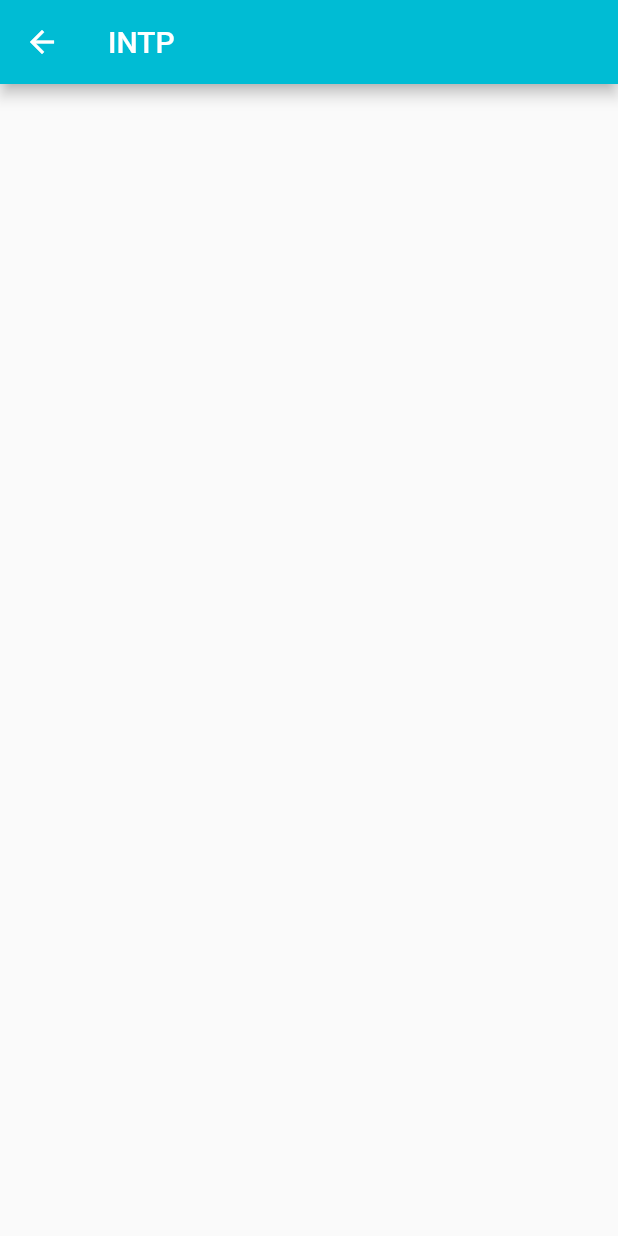
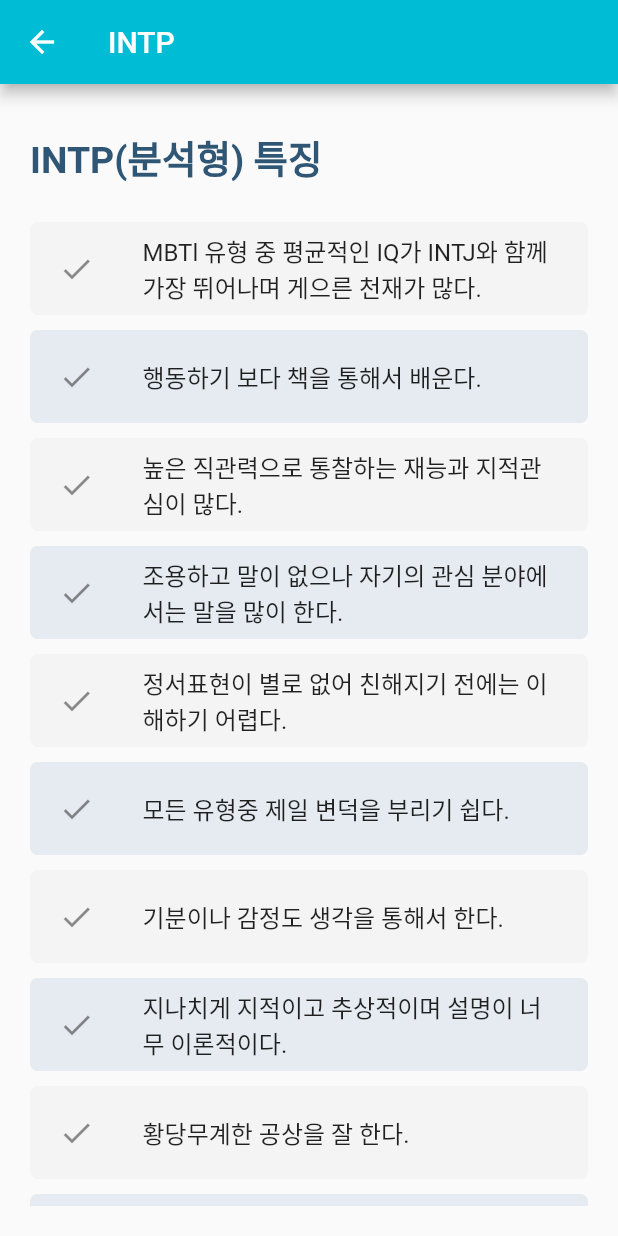
Before and after one commit to powerwlsl/mbti, a Flutter app: the MbtiListScreen screen opened directly, after a tap on "INTP", on a phone screen of 412 x 824 dp. Run offline on Flutter 3.47's test engine with Material 2 defaults, Android fonts, the phone set to English and light mode, and no system bars; our stand-ins replace fancy_bottom_navigation, shared_preferences; accounts and stored records are empty.

Commit message:
add detail info

```diff
--- a/lib/models/mbtis.dart
+++ b/lib/models/mbtis.dart
@@ -1,6 +1,7 @@
 class Mbtis {
   static const Map<String, Map> Types = {
     "INTJ": {
+      "type": "분석형",
       "character": "Architect",
       "color": 0xFF5F384C,
       "summary": "상상력이 풍부하며 철두철미한 계획을 세우는 전략가형.",
@@ -79,6 +80,7 @@ class Mbtis {
       ],
     },
     "INTP": {
+      "type": "분석형",
       "character": "Logician",
       "color": 0xFF5F384C,
       "summary": "끊임없이 새로운 지식에 목말라 하는 혁신가형.",
@@ -118,6 +120,7 @@ class Mbtis {
       ]
     },
     "ENTJ": {
+      "type": "분석형",
       "character": "Commander",
       "color": 0xFF5F384C,
       "summary":
@@ -148,6 +151,7 @@ class Mbtis {
       ]
     },
     "ENTP": {
+      "type": "분석형",
       "character": "Debater",
       "color": 0xFF5F384C,
       "summary": "지적인 도전을 두려워하지 않는 똑똑한 호기심형.",
@@ -192,6 +196,7 @@ class Mbtis {
       ]
     },
     "INFJ": {
+      "type": "외교형",
       "character": "Advocate",
       "color": 0xFF56AC89,
       "summary": "조용하고 신비로우며 샘솟는 영감으로 지칠 줄 모르는 이상주의자.",
@@ -226,6 +231,7 @@ class Mbtis {
       ]
     },
     "INFP": {
+      "type": "외교형",
       "character": "Mediator",
       "color": 0xFF56AC89,
       "summary": "상냥한 성격의 이타주의자로 건강하고 밝은 사회 건설에 앞장서는 낭만형.",
@@ -264,6 +270,7 @@ class Mbtis {
       ]
     },
     "ENFJ": {
+      "type": "외교형",
       "character": "Protagonist",
       "color": 0xFF56AC89,
       "summary": "넘치는 카리스마와 영향력으로 청중을 압도하는 리더형.",
@@ -291,6 +298,7 @@ class Mbtis {
       ]
     },
     "ENFP": {
+      "type": "외교형",
       "character": "Campaigner",
       "color": 0xFF56AC89,
       "summary":
@@ -322,6 +330,7 @@ class Mbtis {
       ]
     },
     "ISTJ": {
+      "type": "관리자형",
       "character": "Logistician",
       "color": 0xFF52A9AB,
       "summary": "사실에 근거하여 사고하며 이들의 행동이나 결정 사항에 한 치의 의심을 사지 않는 현실주의자형.",
@@ -353,6 +362,7 @@ class Mbtis {
       ]
     },
     "ISFJ": {
+      "type": "관리자형",
       "character": "Defender",
       "color": 0xFF52A9AB,
       "summary": "소중한 이들을 수호하는 데 심혈을 기울이는 헌신적이며 성실한 방어자형.",
@@ -392,6 +402,7 @@ class Mbtis {
       ]
     },
     "ESTJ": {
+      "type": "관리자형",
       "character": "Executive",
       "color": 0xFF52A9AB,
       "summary": "사물이나 사람을 관리하는 데 타의 추종을 불허하는 뛰어난 실력을 갖춘 관리자형.",
@@ -419,6 +430,7 @@ class Mbtis {
       ]
     },
     "ESFJ": {
+      "type": "관리자형",
       "character": "Consul",
       "color": 0xFF52A9AB,
       "summary": "타인을 향한 세심한 관심과 사교적인 성향으로 사람들 내에서 인기가 많으며, 타인을 돕는데 열성적인 세심형.",
@@ -459,6 +471,7 @@ class Mbtis {
       ]
     },
     "ISTP": {
+      "type": "탐험가형",
       "character": "Virtuoso",
       "color": 0xFFDFC109,
       "summary": "대담하고 현실적인 성향으로 다양한 도구 사용에 능숙한 탐험형.",
@@ -494,6 +507,7 @@ class Mbtis {
       ]
     },
     "ISFP": {
+      "type": "탐험가형",
       "character": "Adventurer",
       "color": 0xFFDFC109,
       "summary": "항시 새로운 것을 찾아 시도하거나 도전할 준비가 되어 있는 융통성 있는 성격의 매력 넘치는 예술가형. ",
@@ -526,6 +540,7 @@ class Mbtis {
       ]
     },
     "ESTP": {
+      "type": "탐험가형",
       "character": "Entrepreneur",
       "color": 0xFFDFC109,
       "summary":
@@ -563,6 +578,7 @@ class Mbtis {
       ]
     },
     "ESFP": {
+      "type": "탐험가형",
       "character": "Entertainer",
       "color": 0xFFDFC109,
       "summary": "주위에 있으면 인생이 지루할 새가 없을 정도로 즉흥적이며 열정과 에너지가 넘치는 연예인형.",
--- a/lib/screens/mbti_screen.dart
+++ b/lib/screens/mbti_screen.dart
@@ -1,4 +1,7 @@
 import 'package:flutter/material.dart';
+import 'package:mbti/widgets/detail_list_view.dart';
+import 'package:mbti/models/mbtis.dart';
+import 'package:mbti/constants.dart';
 
 class MbtiScreen extends StatefulWidget {
   final String type;
@@ -11,6 +14,7 @@ class MbtiScreen extends StatefulWidget {
 class _MbtiScreenState extends State<MbtiScreen> {
   @override
   Widget build(BuildContext context) {
+    Map myMbti = Mbtis.Types[widget.type];
     return Scaffold(
       appBar: AppBar(
         iconTheme: IconThemeData(
@@ -23,7 +27,23 @@ class _MbtiScreenState extends State<MbtiScreen> {
           ),
         ),
       ),
-      body: Container(),
+      body: Column(
+        children: <Widget>[
+          Container(
+            width: double.infinity,
+            margin: EdgeInsets.only(right: 20, left: 20, bottom: 0, top: 30),
+            child: Text(
+              "${widget.type}(${myMbti["type"]}) 특징",
+//            textAlign: TextAlign.center,
+              style: kPrimaryMediumTextStyle.copyWith(color: Color(0xFF305675)),
+            ),
+          ),
+          Expanded(
+            flex: 2,
+            child: DetailListView(myMbti: myMbti),
+          ),
+        ],
+      ),
     );
   }
 }
--- /dev/null
+++ b/lib/widgets/detail_list_view.dart
@@ -0,0 +1,38 @@
+import 'package:flutter/material.dart';
+
+class DetailListView extends StatelessWidget {
+  const DetailListView({
+    Key key,
+    @required this.myMbti,
+  }) : super(key: key);
+
+  final Map myMbti;
+
+  @override
+  Widget build(BuildContext context) {
+    return Container(
+      margin: EdgeInsets.all(20),
+      child: ListView.builder(
+        itemBuilder: (BuildContext context, int index) {
+          return Container(
+            margin: EdgeInsets.symmetric(vertical: 5),
+            padding: EdgeInsets.all(3),
+            decoration: BoxDecoration(
+              color: index.isEven ? Color(0xFFF4F4F4) : Color(0xFFE5EBF0),
+              borderRadius: BorderRadius.circular(5),
+            ),
+            child: ListTile(
+              leading: Icon(
+                Icons.done,
+              ),
+              title: Text(
+                myMbti["details"][index],
+              ),
+            ),
+          );
+        },
+        itemCount: myMbti["details"].length,
+      ),
+    );
+  }
+}
```
Also changed, not shown: lib/screens/main_screen.dart (+11 -32 lines), pubspec.lock.
